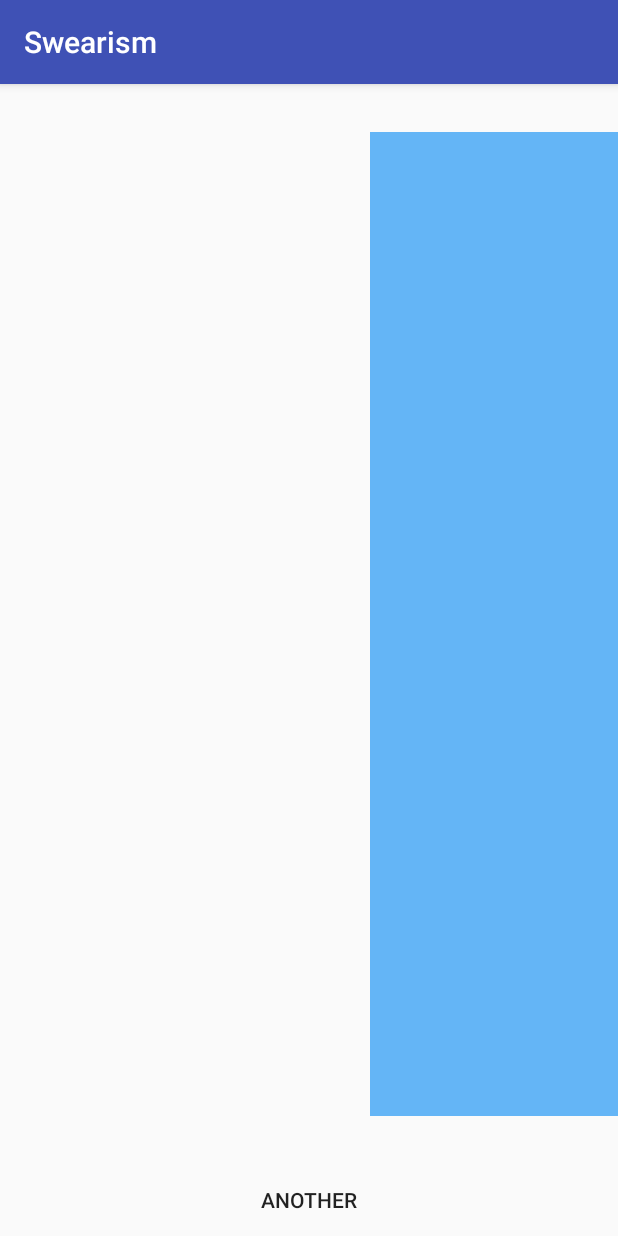
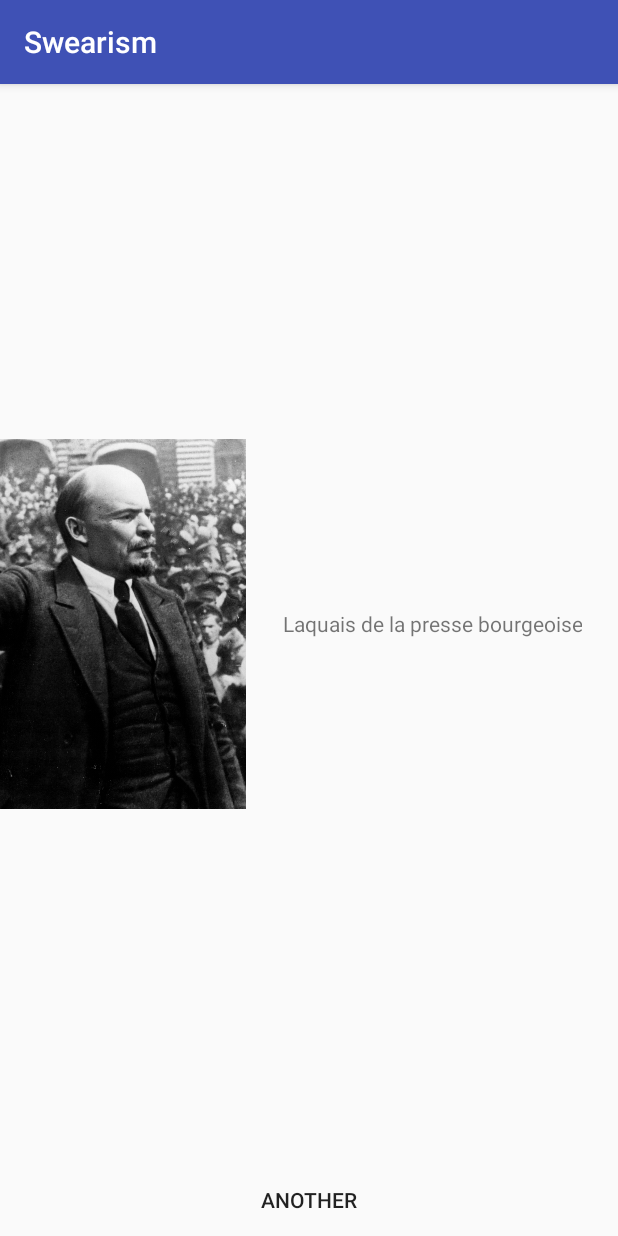
Before and after one commit to Broz3r/Swearism-Android, an Android app: the screen it shows after launch (MainActivity), after a tap on "ANOTHER", on a phone screen of 412 x 824 dp. Run offline under Robolectric (Android 15) with nearby library versions, the phone set to English and light mode, and no system bars; our stand-ins replace ButterKnife.

Commit message:
Add SwearManager

```diff
--- a/app/src/main/java/com/broz3r/swearism/MainActivity.java
+++ b/app/src/main/java/com/broz3r/swearism/MainActivity.java
@@ -12,20 +12,20 @@ public class MainActivity extends AppCompatActivity {
     @BindView(R.id.swear_view)
     protected SwearView swearView;
 
+    private SwearManager swearManager;
+
     @Override
     protected void onCreate(Bundle savedInstanceState) {
         super.onCreate(savedInstanceState);
         setContentView(R.layout.activity_main);
         ButterKnife.bind(this);
+
+        swearManager = new SwearManager(this, swearView);
+        swearManager.changeSwear();
     }
 
     @OnClick(R.id.button)
     public void onButtonClicked() {
-        if (swearView.getSide() == Side.LEFT) {
-            swearView.setSide(Side.RIGHT);
-        }
-        else {
-            swearView.setSide(Side.LEFT);
-        }
+        swearManager.changeSwear();
     }
 }
--- /dev/null
+++ b/app/src/main/java/com/broz3r/swearism/SwearManager.java
@@ -0,0 +1,26 @@
+package com.broz3r.swearism;
+
+import android.content.Context;
+import android.support.annotation.NonNull;
+
+/**
+ * Created by Paul Mougin on 16/01/2017.
+ */
+
+public class SwearManager {
+
+    private SwearView swearView;
+    private String[] swears;
+
+    public SwearManager(@NonNull Context context, SwearView swearView) {
+        this.swearView = swearView;
+        this.swears = context.getResources().getStringArray(R.array.swears);
+    }
+
+    public void changeSwear() {
+        int swearRandomIndex = (int) (Math.random() * swears.length);
+        int imageRandomIndex = (int) (Math.random() * SwearImage.list.size());
+
+        swearView.setSwear(SwearImage.list.get(imageRandomIndex), swears[swearRandomIndex]);
+    }
+}
--- a/app/src/main/java/com/broz3r/swearism/SwearView.java
+++ b/app/src/main/java/com/broz3r/swearism/SwearView.java
@@ -4,6 +4,7 @@ import android.content.Context;
 import android.util.AttributeSet;
 import android.widget.ImageView;
 import android.widget.LinearLayout;
+import android.widget.TextView;
 
 import butterknife.BindView;
 import butterknife.ButterKnife;
@@ -16,6 +17,7 @@ public class SwearView extends LinearLayout {
 
     @BindView(R.id.image_left) protected ImageView imageLeft;
     @BindView(R.id.image_right) protected ImageView imageRight;
+    @BindView(R.id.text_view) protected TextView textView;
 
     private Side side = Side.LEFT;
 
@@ -54,4 +56,25 @@ public class SwearView extends LinearLayout {
         imageLeft.setVisibility(side.getLeftVisibility());
         imageRight.setVisibility(side.getRightVisibility());
     }
+
+    public void setText(String text) {
+        textView.setText(text);
+    }
+
+    public void setSwearImage(SwearImage swearImage) {
+        setSide(swearImage.getSide());
+        switch (swearImage.getSide()) {
+            case LEFT:
+                imageLeft.setImageResource(swearImage.getImageId());
+                break;
+            case RIGHT:
+                imageRight.setImageResource(swearImage.getImageId());
+                break;
+        }
+    }
+
+    public void setSwear(SwearImage swearImage, String swear) {
+        setSwearImage(swearImage);
+        setText(swear);
+    }
 }
--- a/app/src/main/res/layout/view_swear.xml
+++ b/app/src/main/res/layout/view_swear.xml
@@ -8,20 +8,26 @@
         android:id="@+id/image_left"
         android:layout_width="0dp"
         android:layout_height="match_parent"
-        android:layout_weight="4"
-        android:background="#E57373"
-        android:visibility="gone"/>
+        android:layout_weight="3"/>
 
-    <TextView
+    <FrameLayout
         android:layout_width="0dp"
         android:layout_height="match_parent"
-        android:layout_weight="3"/>
+        android:layout_weight="3">
+
+        <TextView
+            android:id="@+id/text_view"
+            android:layout_width="wrap_content"
+            android:layout_height="wrap_content"
+            android:layout_gravity="center"
+            android:gravity="center"/>
+
+    </FrameLayout>
 
     <ImageView
         android:id="@+id/image_right"
         android:layout_width="0dp"
         android:layout_height="match_parent"
-        android:layout_weight="4"
-        android:background="#64B5F6"/>
+        android:layout_weight="3"/>
 
 </merge>
--- /dev/null
+++ b/app/src/main/res/values/arrays.xml
@@ -0,0 +1,29 @@
+<?xml version="1.0" encoding="utf-8"?>
+<resources>
+    <string-array name="swears">
+        <item>@string/swear_1</item>
+        <item>@string/swear_2</item>
+        <item>@string/swear_3</item>
+        <item>@string/swear_4</item>
+        <item>@string/swear_5</item>
+        <item>@string/swear_6</item>
+        <item>@string/swear_7</item>
+        <item>@string/swear_8</item>
+        <item>@string/swear_9</item>
+        <item>@string/swear_10</item>
+        <item>@string/swear_11</item>
+        <item>@string/swear_12</item>
+        <item>@string/swear_13</item>
+        <item>@string/swear_14</item>
+        <item>@string/swear_15</item>
+        <item>@string/swear_16</item>
+        <item>@string/swear_17</item>
+        <item>@string/swear_18</item>
+        <item>@string/swear_19</item>
+        <item>@string/swear_20</item>
+        <item>@string/swear_21</item>
+        <item>@string/swear_22</item>
+        <item>@string/swear_23</item>
+        <item>@string/swear_24</item>
+    </string-array>
+</resources>
--- a/app/src/main/res/values/strings.xml
+++ b/app/src/main/res/values/strings.xml
@@ -2,6 +2,31 @@
     <string name="app_name">Swearism</string>
     <string name="app_subtitle">Swear like a communism!</string>
 
+    <string name="swear_1">Bureaucrate capitulard dégénéré</string>
+    <string name="swear_2">Centriste</string>
+    <string name="swear_3">Valet des trusts patronaux</string>
+    <string name="swear_4">Ennemi de la classe ouvrière</string>
+    <string name="swear_5">Suppôt de l\'impérialisme nord-américain</string>
+    <string name="swear_6">Vermine solférinienne opportuniste</string>
+    <string name="swear_7">Crypto-Stalinien purulent</string>
+    <string name="swear_8">Sponte-Décompo</string>
+    <string name="swear_9">Laquais de la presse bourgeoise</string>
+    <string name="swear_10">Apparatchik rampant</string>
+    <string name="swear_11">Parlementariste putride</string>
+    <string name="swear_12">Fossoyeur de la révolution</string>
+    <string name="swear_13">Anarchiste petit-bourgeois</string>
+    <string name="swear_14">Vérole du mouvement ouvrier</string>
+    <string name="swear_15">Bifteckard stalinien</string>
+    <string name="swear_16">Clown social-démocrate</string>
+    <string name="swear_17">Larbin serville du patronat</string>
+    <string name="swear_18">Fasciste</string>
+    <string name="swear_19">Agent provocateur du stalinisme</string>
+    <string name="swear_20">Rentier de gauche</string>
+    <string name="swear_21">Social-traitre</string>
+    <string name="swear_22">Arriviste jaune</string>
+    <string name="swear_23">Stal</string>
+    <string name="swear_24">Menchevik</string>
+
     <string name="button_another">Another</string>
 
 </resources>
```
